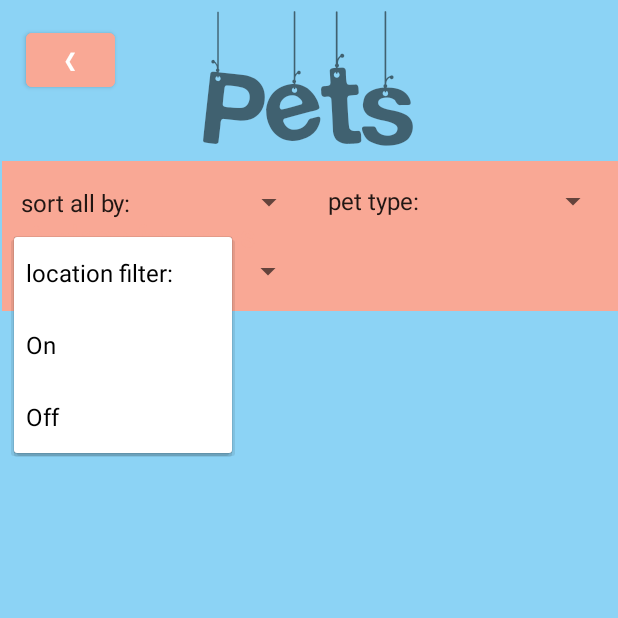
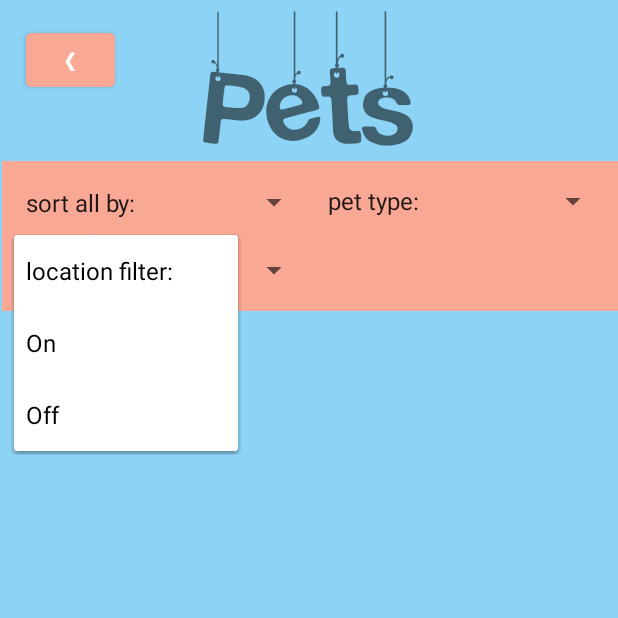
Before and after one commit to soniadeca28/APlaceForPaws, an Android app: the BrowseActivity screen opened directly, with no data from a screen before it, after a tap on "location filter:", on a phone screen of 412 x 824 dp, the top half of it. Run offline under Robolectric (Android 15) with nearby library versions, the phone set to English and light mode, and no system bars; our stand-ins replace Firebase (no records; nobody signed in at launch, a user with empty details on screens opened directly), Picasso; pictures from the network do not load.

Commit message:
merged everything

```diff
--- a/app/src/main/java/com/example/aplaceforpaws/BrowseActivity.java
+++ b/app/src/main/java/com/example/aplaceforpaws/BrowseActivity.java
@@ -419,7 +419,7 @@ public class BrowseActivity extends AppCompatActivity {
         } catch (IOException e) {
             e.printStackTrace();
         }
-        Toast.makeText(BrowseActivity.this, "Adress is :" + address, Toast.LENGTH_SHORT).show();
+        //Toast.makeText(BrowseActivity.this, "Adress is :" + address, Toast.LENGTH_SHORT).show();
         return address;
     }
     private void setupLocationFilter(){
--- a/app/src/main/java/com/example/aplaceforpaws/NewAdActivity.java
+++ b/app/src/main/java/com/example/aplaceforpaws/NewAdActivity.java
@@ -322,7 +322,7 @@ public class NewAdActivity extends AppCompatActivity implements AdapterView.OnIt
         } catch (IOException e) {
             e.printStackTrace();
         }
-        Toast.makeText(NewAdActivity.this, "Adress is :" + address, Toast.LENGTH_SHORT).show();
+        //Toast.makeText(NewAdActivity.this, "Adress is :" + address, Toast.LENGTH_SHORT).show();
         return address;
     }
 
--- a/app/src/main/java/com/example/aplaceforpaws/RegisterActivity.java
+++ b/app/src/main/java/com/example/aplaceforpaws/RegisterActivity.java
@@ -203,7 +203,7 @@ public class RegisterActivity extends AppCompatActivity {
         } catch (IOException e) {
             e.printStackTrace();
         }
-        Toast.makeText(RegisterActivity.this, "Adress is :" + address, Toast.LENGTH_SHORT).show();
+        //Toast.makeText(RegisterActivity.this, "Adress is :" + address, Toast.LENGTH_SHORT).show();
         return address;
     }
 
--- a/app/src/main/res/layout/browse_page.xml
+++ b/app/src/main/res/layout/browse_page.xml
@@ -103,7 +103,7 @@
         android:layout_width="197dp"
         android:layout_height="47dp"
 
-        android:layout_marginStart="6dp"
+        android:layout_marginStart="9dp"
         android:layout_marginTop="4dp"
         android:layout_marginEnd="214dp"
         android:layout_marginBottom="9dp"
@@ -118,11 +118,11 @@
 
     <Spinner
         android:id="@+id/location"
-        android:layout_width="193dp"
-        android:layout_height="46dp"
+        android:layout_width="197dp"
+        android:layout_height="47dp"
         android:layout_marginStart="9dp"
         android:layout_marginTop="54dp"
-        android:layout_marginEnd="8dp"
+        android:layout_marginEnd="214dp"
         android:layout_marginBottom="3dp"
         app:layout_constraintBottom_toBottomOf="@+id/toolbar"
         app:layout_constraintEnd_toEndOf="parent"
--- a/app/src/main/res/layout/pet_image.xml
+++ b/app/src/main/res/layout/pet_image.xml
@@ -62,8 +62,8 @@
 
             <TextView
                 android:id="@+id/petDescription"
-                android:layout_width="185dp"
-                android:layout_height="65dp"
+                android:layout_width="154dp"
+                android:layout_height="68dp"
                 android:layout_marginStart="140dp"
                 android:layout_marginTop="40dp"
                 android:layout_marginEnd="55dp"
```
